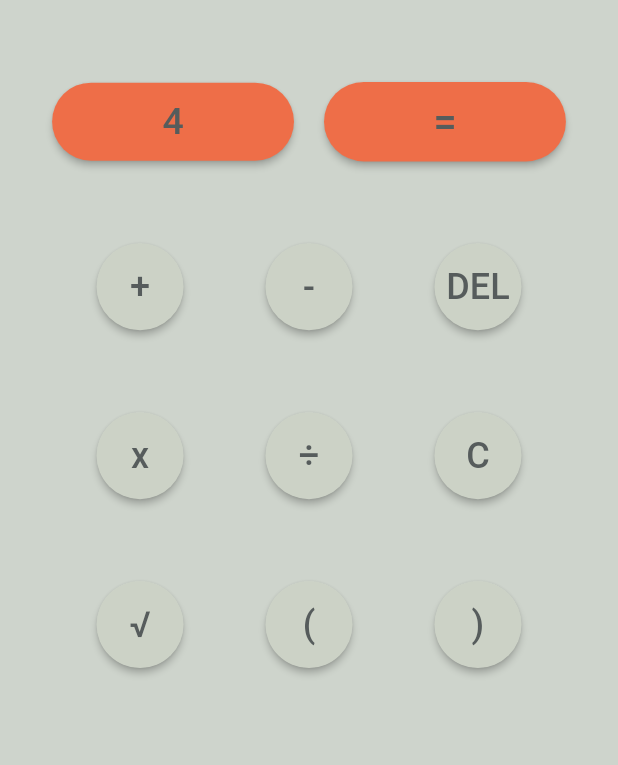
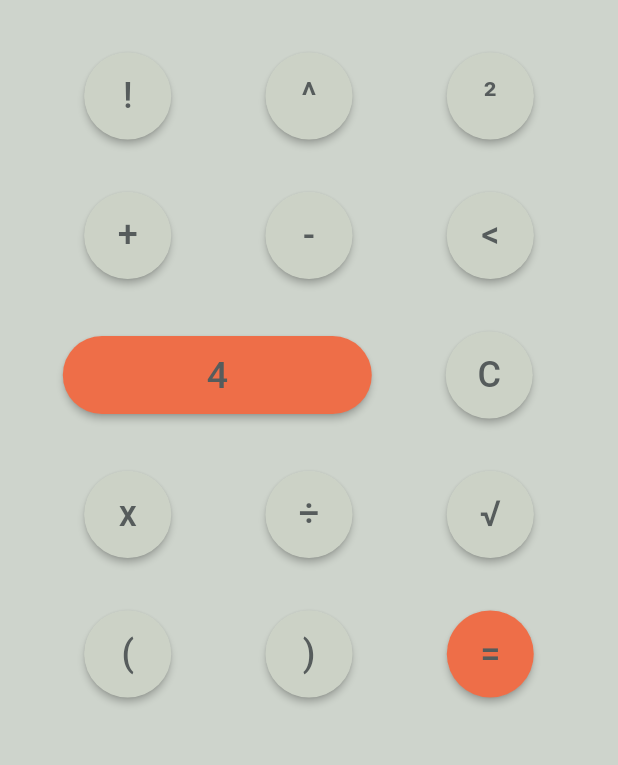
Before and after one commit to snibo13/FourFours, a Flutter app: the screen it shows after launch, on a phone screen of 412 x 824 dp, the part 350-1115 px from its top. Run offline on Flutter 3.47's test engine with Material 2 defaults, Android fonts, the phone set to English and light mode, and no system bars; our stand-ins replace audioplayers; missing offline and left inert: flame.

```diff
--- a/lib/main.dart
+++ b/lib/main.dart
@@ -1,6 +1,4 @@
-//TODO: Add Factorial and Squared
 import 'package:flame/flame.dart';
-import 'dart:async';
 import 'package:flutter/material.dart';
 import 'MathEngine.dart';
 import 'package:flutter/services.dart';
@@ -41,6 +39,11 @@ class _MyHomePageState extends State<MyHomePage> {
   int _goal = 0;
   int _computation;
   String _alert = " ";
+
+  Color orange =  Color(0xffEE6E48);
+  Color darkGrey = Color(0xff565C5C);
+  Color lightGrey = Color(0xffCCD2C6);
+
   void _plus() {
     setState(() {
       _value+= "+";
@@ -59,9 +62,21 @@ class _MyHomePageState extends State<MyHomePage> {
     });
   }
 
-  void factorial() {
+  void _factorial() {
     setState(() {
       _value += '!';
+    });
+  }
+
+  void _exp() {
+    setState(() {
+      _value+= "^";
+    });
+  }
+
+  void _squared() {
+    setState(() {
+      _value += "²";
     });
   }
 
@@ -111,7 +126,7 @@ class _MyHomePageState extends State<MyHomePage> {
   void _equals() {
     setState(() {
       _computation = mathEngine(_value);
-      if (_computation == _goal) {
+      if (_computation == _goal && _counter == 0) {
         _goal++;
         correctSound();
         _clear();
@@ -120,7 +135,6 @@ class _MyHomePageState extends State<MyHomePage> {
           _alert="You must use 4 fours";
           _value += "=$_computation";
         } else {
-
           _alert = "Try Again!";
           _value += "=$_computation";
         }
@@ -197,7 +211,6 @@ class _MyHomePageState extends State<MyHomePage> {
                         textAlign: TextAlign.center,
                       ),
 
-
 //                Text('$_alert'),
                       SizedBox(
                         height: 500,
@@ -206,55 +219,69 @@ class _MyHomePageState extends State<MyHomePage> {
                           mainAxisAlignment: MainAxisAlignment.spaceEvenly,
                           children: <Widget>[
                             Row(
+                              children: <Widget>[
+                                newButton("!", _factorial, lightGrey, darkGrey),
+                                newButton("^", _exp, lightGrey, darkGrey),
+                                newButton("²", _squared, lightGrey, darkGrey),
+                              ],
+                                mainAxisAlignment: MainAxisAlignment.spaceAround
+
+                            ),
+                            Row(
+                              children: <Widget>[
+                                newButton("+", _plus, lightGrey, darkGrey),
+                                newButton("-", _minus, lightGrey, darkGrey),
+                                newButton("<", _backspace, lightGrey, darkGrey),
+                              ],
+                                mainAxisAlignment: MainAxisAlignment.spaceAround
+
+                            ),
+                            Row(
                                 children: <Widget> [
-                              Expanded (
-                                  flex: 3,
-                                  child: Padding(
-                                      padding: EdgeInsets.only(left: 10, right: 10),
+                                  SizedBox(
+                                    width: MediaQuery.of(context).size.width * 0.5,
                                     child: RaisedButton(
                                           color: Color(0xffEE6E48),
                                           shape: RoundedRectangleBorder(borderRadius: BorderRadius.circular(30)),
-                                          onPressed: _four, child: Text("4", style: TextStyle(fontSize: 25, color: Color(0xff565C5C))),padding: EdgeInsets.all(11.5),)),
+                                          onPressed: _four, child: Text("4", style: TextStyle(fontSize: 25, color: Color(0xff565C5C))),padding: EdgeInsets.all(11.5),),
                                   ),
-                              Expanded (
-                                  flex: 3,
-                                  child: Padding(
-                                      padding: EdgeInsets.only(left: 10, right: 10),
-                                      child: RaisedButton(
-                                        color: Color(0xffEE6E48),
-                                        shape: RoundedRectangleBorder(borderRadius:
-                                        BorderRadius.circular(30)),
-                                        onPressed: _equals,
-                                        child: Text("=", style: TextStyle(fontSize: 28, color: Color(0xff565C5C)),),
-                                        padding: EdgeInsets.all(10),))
+                                  newButton("C", _clear, lightGrey, darkGrey)
+                                ],
+                                mainAxisAlignment: MainAxisAlignment.spaceAround
                             ),
+
+                            Row(
+                              children: <Widget>[
+                                newButton("x", _mult, lightGrey, darkGrey),
+                                newButton("÷", _div, lightGrey, darkGrey),
+                                newButton("√", _sqrt, lightGrey, darkGrey),
+
                               ],
-                            mainAxisAlignment: MainAxisAlignment.spaceEvenly
+                                mainAxisAlignment: MainAxisAlignment.spaceAround
+
                             ),
-                        Row(children: <Widget>[
-                          RaisedButton(color: Color(0xffCCD2C6), shape: CircleBorder(), onPressed: _plus, child: Text("+", style: TextStyle(fontSize: 24, color: Color(0xff565C5C)),), padding: EdgeInsets.all(15),),
-                          RaisedButton(color: Color(0xffCCD2C6), shape: CircleBorder(), onPressed: _minus, child: Text("-", style: TextStyle(fontSize: 24, color: Color(0xff565C5C)),), padding: EdgeInsets.all(15),),
-                          RaisedButton(color: Color(0xffCCD2C6), shape: CircleBorder(), onPressed: _backspace, child: Text("DEL", style: TextStyle(fontSize: 24, color: Color(0xff565C5C)),), padding: EdgeInsets.all(15),),
-                        ],mainAxisAlignment: MainAxisAlignment.spaceEvenly,),
-                        Row(children: <Widget>[
-                          RaisedButton(color: Color(0xffCCD2C6),shape: CircleBorder(), onPressed: _mult, child: Text("x", style: TextStyle(fontSize: 24, color: Color(0xff565C5C)),), padding: EdgeInsets.all(15),),
-                          RaisedButton(color: Color(0xffCCD2C6),shape: CircleBorder(), onPressed: _div, child: Text("\u00F7", style: TextStyle(fontSize: 24, color: Color(0xff565C5C)),), padding: EdgeInsets.all(15),),
-                          RaisedButton(color: Color(0xffCCD2C6),shape: CircleBorder(), onPressed: _clear, child: Text("C", style: TextStyle(fontSize: 24, color: Color(0xff565C5C)),), padding: EdgeInsets.all(15),),
+                            Row(
+                              children: <Widget>[
+                                newButton("(", _openParen, lightGrey, darkGrey),
+                                newButton(")", _closeParen, lightGrey, darkGrey),
+                                newButton("=", _equals, orange, darkGrey),
+                              ],
+                                mainAxisAlignment: MainAxisAlignment.spaceAround
 
-                        ],mainAxisAlignment: MainAxisAlignment.spaceEvenly,),
-
-                        Row(children: <Widget>[
-                          RaisedButton(color: Color(0xffCCD2C6),shape: CircleBorder(), onPressed: _sqrt, child: Text("\u221a", style: TextStyle(fontSize: 24, color: Color(0xff565C5C)),), padding: EdgeInsets.all(15),),
-                          RaisedButton(color: Color(0xffCCD2C6),shape: CircleBorder(), onPressed: _openParen, child: Text("(" , style: TextStyle(fontSize: 24, color: Color(0xff565C5C)),), padding: EdgeInsets.all(15),),
-                          RaisedButton(color: Color(0xffCCD2C6),shape: CircleBorder(), onPressed: _closeParen, child: Text(")", style: TextStyle(fontSize: 24, color: Color(0xff565C5C)),), padding: EdgeInsets.all(15),),
-                        ],mainAxisAlignment: MainAxisAlignment.spaceEvenly,),
-                      ],
-                    )
                             )
                           ],
                         ),
                       ),
+
+                    ]
+                )
+            )
         )
     );
   }
+
+  Widget newButton(String text, Function f, Color backgroundColor, Color textColor) {
+    return RaisedButton(color: backgroundColor,shape: CircleBorder(), onPressed: f, child: Text("$text", style: TextStyle(fontSize: 24, color: textColor),), padding: EdgeInsets.all(15),);
+
   }
+}
```
Also changed, not shown: lib/Old UI.dart (added, +46 -0 lines). Lines whose indentation alone changed are shown as unchanged.
